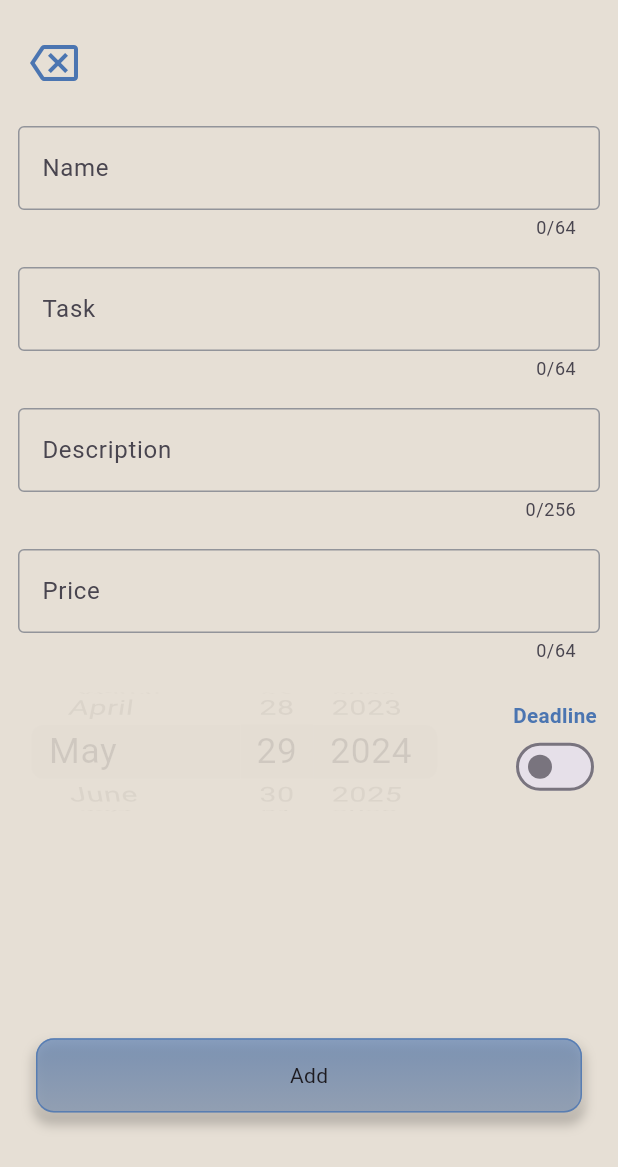
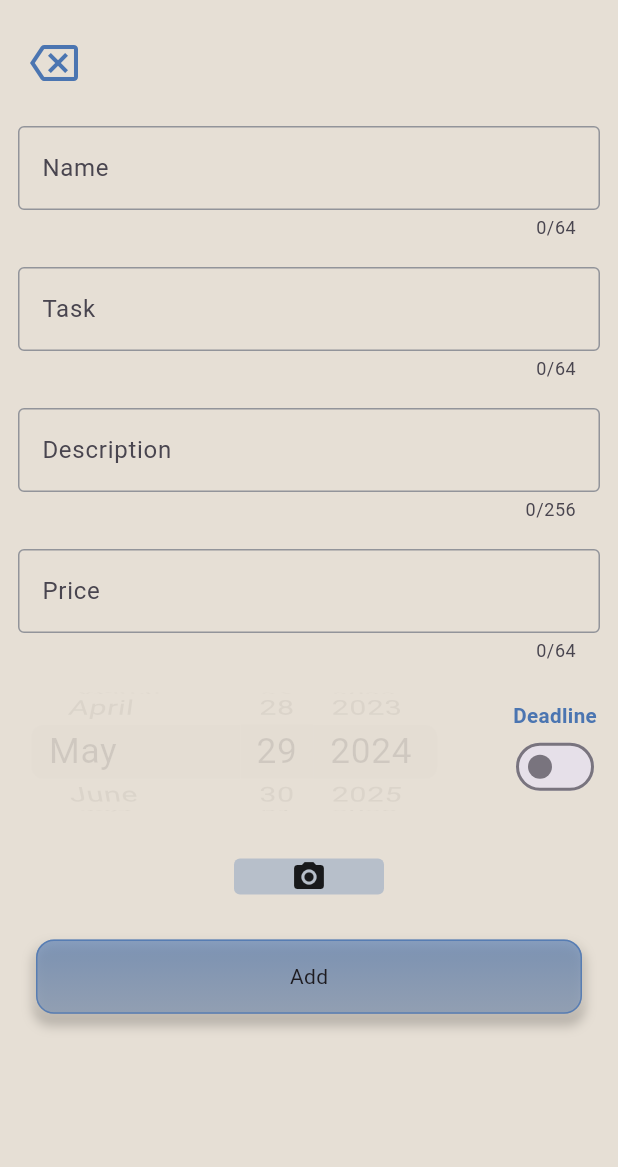
Before and after one commit to denissavishchev/for_children, a Flutter app: the AddTaskScreen screen opened directly, on a phone screen of 412 x 824 dp. Shown: the top 1167 px of the screen. Run offline on Flutter 3.47's test engine with Material 3 defaults, Android fonts, the phone set to English and light mode, and no system bars; our stand-ins replace cloud_firestore, easy_localization, firebase_core, firebase_storage, flutter_screenutil, image_picker; missing offline and left inert: country_flags; accounts and stored records are empty.

Commit message:
image added

```diff
--- a/lib/main.dart
+++ b/lib/main.dart
@@ -13,7 +13,8 @@ void main() async{
           apiKey: 'key',
           appId: '1:403074544562:android:929551b8a32e0cb42faaab',
           messagingSenderId: 'sendid',
-          projectId: 'forkids-6f5ab'
+          projectId: 'forkids-6f5ab',
+          storageBucket: 'forkids-6f5ab.appspot.com',
     ));
   await EasyLocalization.ensureInitialized();
   runApp(
--- a/lib/screens/add_task_screen.dart
+++ b/lib/screens/add_task_screen.dart
@@ -1,3 +1,5 @@
+import 'dart:io';
+
 import 'package:easy_localization/easy_localization.dart';
 import 'package:flutter/cupertino.dart';
 import 'package:flutter/material.dart';
@@ -21,11 +23,6 @@ class AddTaskScreen extends StatelessWidget {
             return Padding(
               padding: const EdgeInsets.symmetric(horizontal: 12.0),
               child: SingleChildScrollView(
-                child: ConstrainedBox(
-                  constraints: BoxConstraints(
-                      minWidth: size.width,
-                      minHeight: size.height),
-                  child: IntrinsicHeight(
                 child: Column(
                   children: [
                     const SizedBox(height: 18,),
@@ -133,7 +130,22 @@ class AddTaskScreen extends StatelessWidget {
                         )
                       ],
                     ),
-                        const Spacer(),
+                    const SizedBox(height: 30,),
+                    GestureDetector(
+                      onTap: () => data.pickAnImage(),
+                      child: Container(
+                        width: 100,
+                        clipBehavior: Clip.hardEdge,
+                        decoration: BoxDecoration(
+                          color: kBlue.withOpacity(0.3),
+                          borderRadius: const BorderRadius.all(Radius.circular(4)),
+                        ),
+                        child: data.fileName == ''
+                            ? const Icon(Icons.camera_alt)
+                            : Image.file(File(data.file!.path), fit: BoxFit.cover,),
+                      ),
+                    ),
+                    const SizedBox(height: 30,),
                     GestureDetector(
                       onTap: () => data.addTaskToBase(context),
                       child: Container(
@@ -170,10 +182,8 @@ class AddTaskScreen extends StatelessWidget {
                     ),
                     SizedBox(
                       height: MediaQuery.viewInsetsOf(context).bottom == 0
-                              ? size.height * 0.1 : size.height * 0.3,),
+                          ? size.height * 0.05 : size.height * 0.4,),
                   ],
-                    ),
-                  ),
                 ),
               ),
             );
--- a/pubspec.yaml
+++ b/pubspec.yaml
@@ -21,6 +21,8 @@ dependencies:
   cloud_firestore: ^4.17.4
   firebase_core: ^2.31.1
   intl: ^0.19.0
+  image_picker: ^1.1.1
+  firebase_storage: ^11.7.7
 
 dev_dependencies:
   flutter_test:
```
Also changed, not shown: lib/main_provider.dart (+51 -4 lines), pubspec.lock, 5 other files. Lines whose indentation alone changed are shown as unchanged.
